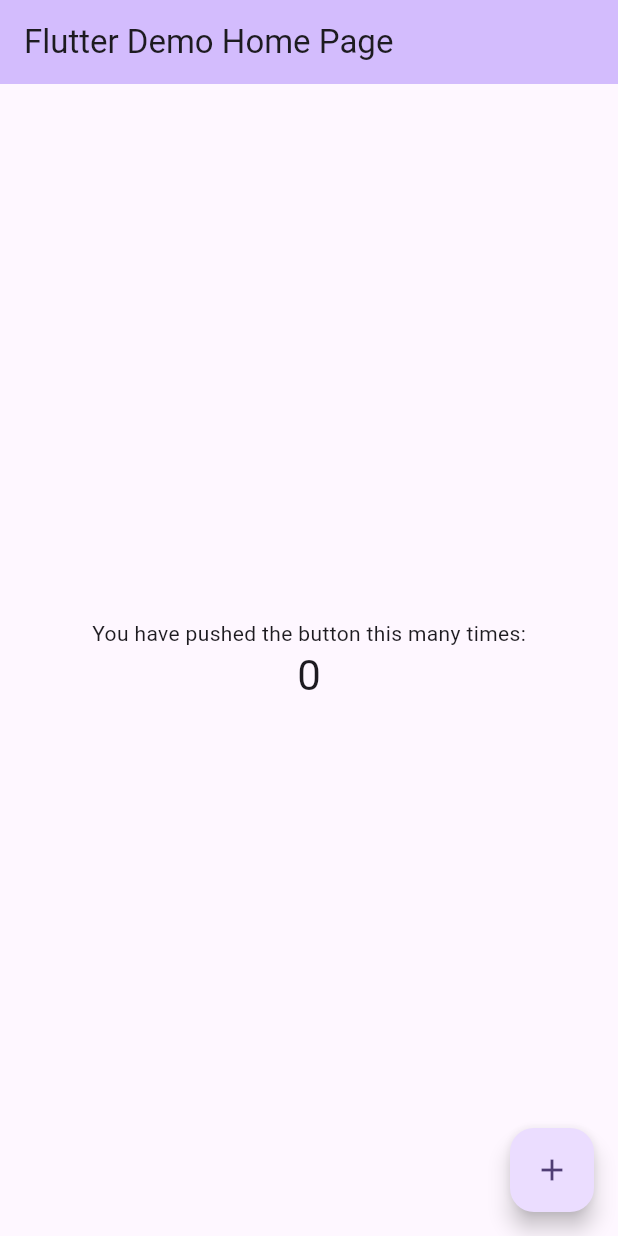
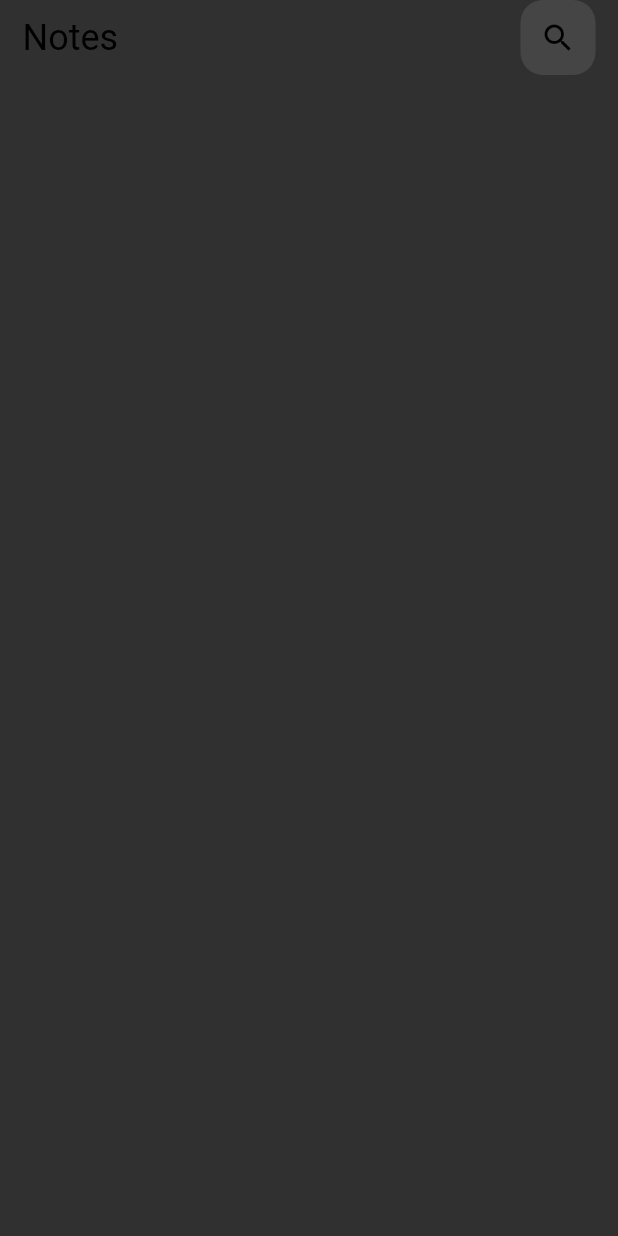
Before and after one commit to Mennaelzawawy/Note-app, a Flutter app: the screen it shows after launch, on a phone screen of 412 x 824 dp. Run offline on Flutter 3.47's test engine with Material 2 defaults, Android fonts, the phone set to English and light mode, and no system bars.

Commit message:
custom appbar

```diff
--- /dev/null
+++ b/lib/Views/Notes_homepage.dart
@@ -0,0 +1,15 @@
+import 'package:flutter/material.dart';
+import 'package:note_app/Widgets/appbar_widget.dart';
+
+class notesHomePage extends StatelessWidget {
+  const notesHomePage({super.key});
+
+  @override
+  Widget build(BuildContext context) {
+    return Scaffold(
+      body: Column(
+        children: [appBarWidget()],
+      ),
+    );
+  }
+}
--- /dev/null
+++ b/lib/Widgets/appbar_widget.dart
@@ -0,0 +1,26 @@
+import 'package:flutter/cupertino.dart';
+import 'package:flutter/material.dart';
+import 'package:note_app/Widgets/search_custom_widget.dart';
+
+class appBarWidget extends StatelessWidget {
+  const appBarWidget({super.key});
+
+  @override
+  Widget build(BuildContext context) {
+    return Padding(
+      padding: const EdgeInsets.symmetric(horizontal: 15),
+      child: Row(
+        mainAxisAlignment: MainAxisAlignment.spaceBetween,
+        children: [
+          const Text(
+            "Notes",
+
+            style: TextStyle(color: Colors.black,fontSize: 24),
+          ),
+
+          searchCustomWidget(),
+        ],
+      ),
+    );
+  }
+}
--- /dev/null
+++ b/lib/Widgets/search_custom_widget.dart
@@ -0,0 +1,18 @@
+import 'package:flutter/material.dart';
+
+class searchCustomWidget extends StatelessWidget {
+  const searchCustomWidget({super.key});
+
+  @override
+  Widget build(BuildContext context) {
+    return Container(
+      height: 50,
+      width: 50,
+      decoration: BoxDecoration(
+        borderRadius: BorderRadius.circular(15),
+        color: Colors.white.withOpacity(0.1),
+      ),
+      child: IconButton(onPressed: (){}, icon: Icon(Icons.search,color: Colors.black,)),
+    );
+  }
+}
--- a/lib/main.dart
+++ b/lib/main.dart
@@ -1,125 +1,18 @@
 import 'package:flutter/material.dart';
+import 'package:note_app/Views/Notes_homepage.dart';
 
-void main() {
-  runApp(const MyApp());
+void main (){
+  runApp(notesApp());
 }
+class notesApp extends StatelessWidget {
+  const notesApp({super.key});
 
-class MyApp extends StatelessWidget {
-  const MyApp({super.key});
-
-  // This widget is the root of your application.
   @override
   Widget build(BuildContext context) {
     return MaterialApp(
-      title: 'Flutter Demo',
-      theme: ThemeData(
-        // This is the theme of your application.
-        //
-        // TRY THIS: Try running your application with "flutter run". You'll see
-        // the application has a blue toolbar. Then, without quitting the app,
-        // try changing the seedColor in the colorScheme below to Colors.green
-        // and then invoke "hot reload" (save your changes or press the "hot
-        // reload" button in a Flutter-supported IDE, or press "r" if you used
-        // the command line to start the app).
-        //
-        // Notice that the counter didn't reset back to zero; the application
-        // state is not lost during the reload. To reset the state, use hot
-        // restart instead.
-        //
-        // This works for code too, not just values: Most code changes can be
-        // tested with just a hot reload.
-        colorScheme: ColorScheme.fromSeed(seedColor: Colors.deepPurple),
-        useMaterial3: true,
-      ),
-      home: const MyHomePage(title: 'Flutter Demo Home Page'),
+      theme: ThemeData(brightness: Brightness.dark),
+      debugShowCheckedModeBanner: false,
+      home: notesHomePage(),
     );
   }
 }
-
-class MyHomePage extends StatefulWidget {
-  const MyHomePage({super.key, required this.title});
-
-  // This widget is the home page of your application. It is stateful, meaning
-  // that it has a State object (defined below) that contains fields that affect
-  // how it looks.
-
-  // This class is the configuration for the state. It holds the values (in this
-  // case the title) provided by the parent (in this case the App widget) and
-  // used by the build method of the State. Fields in a Widget subclass are
-  // always marked "final".
-
-  final String title;
-
-  @override
-  State<MyHomePage> createState() => _MyHomePageState();
-}
-
-class _MyHomePageState extends State<MyHomePage> {
-  int _counter = 0;
-
-  void _incrementCounter() {
-    setState(() {
-      // This call to setState tells the Flutter framework that something has
-      // changed in this State, which causes it to rerun the build method below
-      // so that the display can reflect the updated values. If we changed
-      // _counter without calling setState(), then the build method would not be
-      // called again, and so nothing would appear to happen.
-      _counter++;
-    });
-  }
-
-  @override
-  Widget build(BuildContext context) {
-    // This method is rerun every time setState is called, for instance as done
-    // by the _incrementCounter method above.
-    //
-    // The Flutter framework has been optimized to make rerunning build methods
-    // fast, so that you can just rebuild anything that needs updating rather
-    // than having to individually change instances of widgets.
-    return Scaffold(
-      appBar: AppBar(
-        // TRY THIS: Try changing the color here to a specific color (to
-        // Colors.amber, perhaps?) and trigger a hot reload to see the AppBar
-        // change color while the other colors stay the same.
-        backgroundColor: Theme.of(context).colorScheme.inversePrimary,
-        // Here we take the value from the MyHomePage object that was created by
-        // the App.build method, and use it to set our appbar title.
-        title: Text(widget.title),
-      ),
-      body: Center(
-        // Center is a layout widget. It takes a single child and positions it
-        // in the middle of the parent.
-        child: Column(
-          // Column is also a layout widget. It takes a list of children and
-          // arranges them vertically. By default, it sizes itself to fit its
-          // children horizontally, and tries to be as tall as its parent.
-          //
-          // Column has various properties to control how it sizes itself and
-          // how it positions its children. Here we use mainAxisAlignment to
-          // center the children vertically; the main axis here is the vertical
-          // axis because Columns are vertical (the cross axis would be
-          // horizontal).
-          //
-          // TRY THIS: Invoke "debug painting" (choose the "Toggle Debug Paint"
-          // action in the IDE, or press "p" in the console), to see the
-          // wireframe for each widget.
-          mainAxisAlignment: MainAxisAlignment.center,
-          children: <Widget>[
-            const Text(
-              'You have pushed the button this many times:',
-            ),
-            Text(
-              '$_counter',
-              style: Theme.of(context).textTheme.headlineMedium,
-            ),
-          ],
-        ),
-      ),
-      floatingActionButton: FloatingActionButton(
-        onPressed: _incrementCounter,
-        tooltip: 'Increment',
-        child: const Icon(Icons.add),
-      ), // This trailing comma makes auto-formatting nicer for build methods.
-    );
-  }
-}
```
